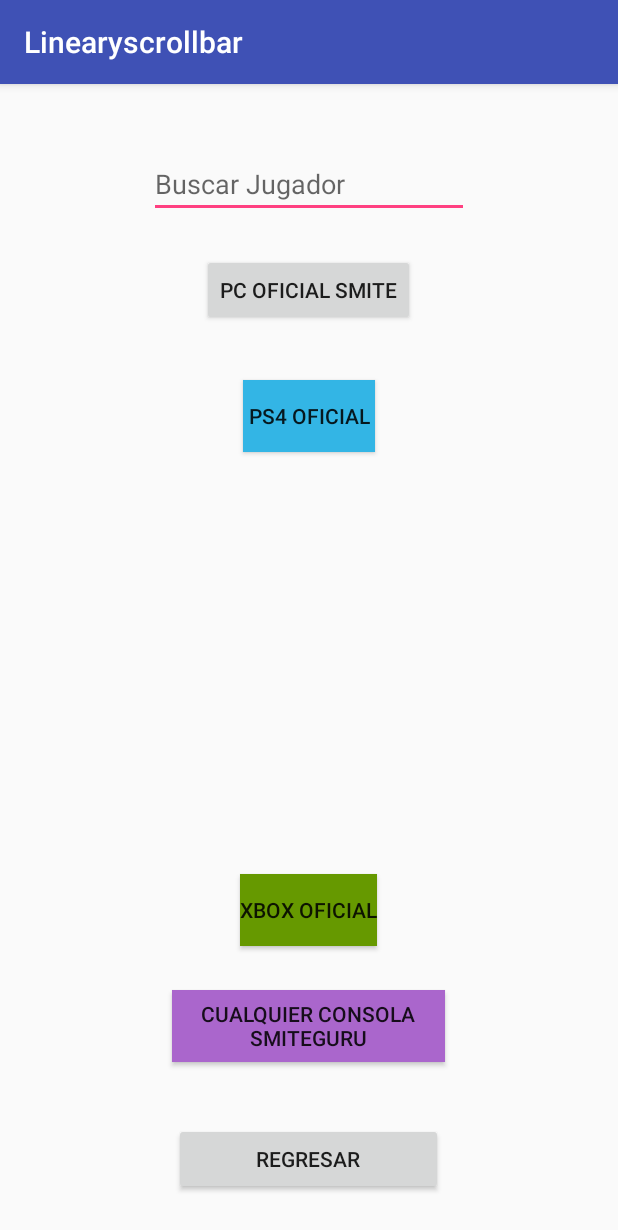
After one commit to ChrisR1999/Smite, an Android app: the Smiteguru screen opened directly, with no data from a screen before it, on a phone screen of 412 x 824 dp. The commit adds this screen. Shown: the top 1230 px of the screen. Run offline under Robolectric (Android 15) with nearby library versions, the phone set to English and light mode, and no system bars.

Commit message:
pornhub
asdsd

```diff
--- a/app/src/main/AndroidManifest.xml
+++ b/app/src/main/AndroidManifest.xml
@@ -2,6 +2,7 @@
 <manifest xmlns:android="http://schemas.android.com/apk/res/android"
     package="com.arturo.linearyscrollbar">
 
+    <uses-permission android:name="android.permission.INTERNET"/>
 
     <application
         android:allowBackup="true"
@@ -17,7 +18,9 @@
                 <category android:name="android.intent.category.LAUNCHER" />
             </intent-filter>
         </activity>
-        <activity android:name=".Buscar"></activity>
+        <activity android:name=".Buscar" />
+        <activity android:name=".Smiteguru" />
+        <activity android:name=".PaginaWeb"></activity>
     </application>
 
 </manifest>
--- a/app/src/main/res/layout/activity_main.xml
+++ b/app/src/main/res/layout/activity_main.xml
@@ -50,6 +50,7 @@
             android:layout_width="wrap_content"
             android:layout_height="98dp"
             android:layout_weight="1"
+            android:onClick="siguiente"
             android:text="@string/BuscarJugador" />
     </LinearLayout>
 
--- /dev/null
+++ b/app/src/main/res/layout/activity_smiteguru.xml
@@ -0,0 +1,83 @@
+<?xml version="1.0" encoding="utf-8"?>
+<RelativeLayout xmlns:android="http://schemas.android.com/apk/res/android"
+    xmlns:app="http://schemas.android.com/apk/res-auto"
+    xmlns:tools="http://schemas.android.com/tools"
+    android:layout_width="match_parent"
+    android:layout_height="match_parent"
+    tools:context=".Smiteguru">
+
+    <EditText
+        android:id="@+id/txt_pc"
+        android:layout_width="wrap_content"
+        android:layout_height="wrap_content"
+        android:layout_alignParentTop="true"
+        android:layout_centerHorizontal="true"
+        android:layout_marginTop="44dp"
+        android:ems="10"
+        android:hint="@string/BuscarJugador"
+        android:inputType="textPersonName"
+        app:layout_constraintTop_toTopOf="parent"
+        tools:layout_editor_absoluteX="75dp" />
+
+    <Button
+        android:id="@+id/button"
+        android:layout_width="179dp"
+        android:layout_height="wrap_content"
+        android:layout_alignParentBottom="true"
+        android:layout_centerHorizontal="true"
+        android:layout_marginBottom="27dp"
+        android:text="@string/regresar"
+        tools:layout_editor_absoluteX="183dp"
+        tools:layout_editor_absoluteY="175dp" />
+
+    <Button
+        android:id="@+id/button6"
+        android:layout_width="182dp"
+        android:layout_height="wrap_content"
+        android:layout_alignParentBottom="true"
+        android:layout_centerHorizontal="true"
+        android:layout_marginBottom="116dp"
+        android:background="@android:color/holo_purple"
+        android:onClick="guru"
+        android:text="@string/guru"
+        tools:layout_editor_absoluteX="183dp"
+        tools:layout_editor_absoluteY="92dp" />
+
+    <Button
+        android:id="@+id/button5"
+        android:layout_width="wrap_content"
+        android:layout_height="wrap_content"
+        android:layout_alignParentBottom="true"
+        android:layout_centerHorizontal="true"
+        android:layout_marginBottom="193dp"
+        android:background="@android:color/holo_green_dark"
+        android:onClick="buscarxbox"
+        android:text="@string/Xbox"
+        tools:layout_editor_absoluteX="183dp"
+        tools:layout_editor_absoluteY="368dp" />
+
+    <Button
+        android:id="@+id/button7"
+        android:layout_width="wrap_content"
+        android:layout_height="wrap_content"
+        android:layout_alignParentTop="true"
+        android:layout_centerHorizontal="true"
+        android:layout_marginTop="197dp"
+        android:background="@android:color/holo_blue_light"
+        android:onClick="buscarps"
+        android:text="@string/PS4"
+        tools:layout_editor_absoluteX="183dp"
+        tools:layout_editor_absoluteY="269dp" />
+
+    <Button
+        android:id="@+id/button8"
+        android:layout_width="wrap_content"
+        android:layout_height="wrap_content"
+        android:layout_alignParentTop="true"
+        android:layout_centerHorizontal="true"
+        android:layout_marginTop="113dp"
+        android:onClick="buscar"
+        android:text="@string/Pc"
+        app:layout_constraintBottom_toBottomOf="parent"
+        tools:layout_editor_absoluteX="124dp" />
+</RelativeLayout>
--- a/app/src/main/res/values/strings.xml
+++ b/app/src/main/res/values/strings.xml
@@ -10,4 +10,9 @@
     <string name="buscardios">Buscar un dios</string>
     <string name="recargar">Recargar</string>
     <string name="BuscarJugador">Buscar Jugador</string>
+    <string name="Pc">PC Oficial Smite</string>
+    <string name="PS4">PS4 Oficial</string>
+    <string name="Xbox">XBOX Oficial</string>
+    <string name="guru">Cualquier consola SmiteGuru</string>
+    <string name="regresar">Regresar</string>
 </resources>
```
Also changed, not shown: app/src/main/java/com/arturo/linearyscrollbar/MainActivity.java (+7 -0 lines), app/src/main/java/com/arturo/linearyscrollbar/PaginaWeb.java (added, +57 -0 lines), app/src/main/java/com/arturo/linearyscrollbar/Smiteguru.java (added, +56 -0 lines), app/src/main/res/layout/activity_pagina_web.xml (added, +15 -0 lines), 1 other file.
